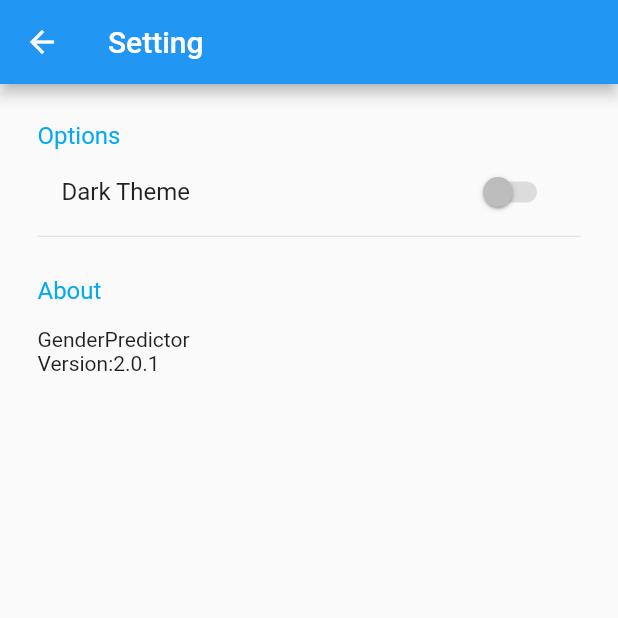
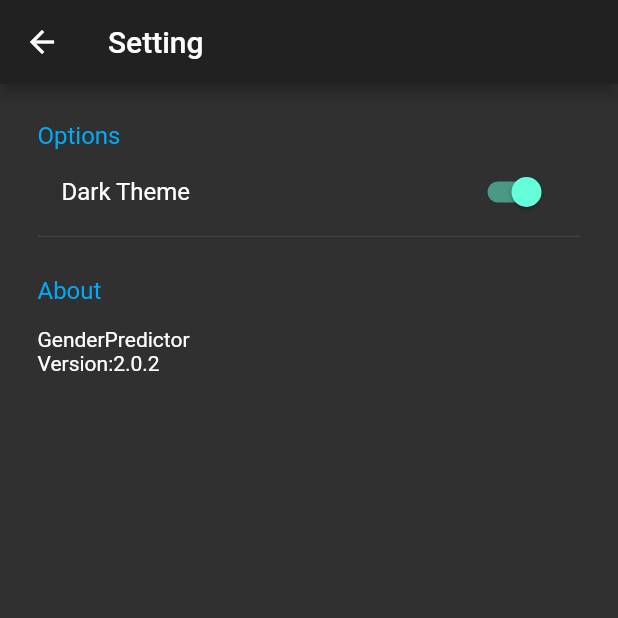
Before and after one commit to imkiller32/Gender_Prediction, a Flutter app: the screen it shows after launch, after a tap on the "settings" icon, on a phone screen of 412 x 824 dp, the top half of it. Run offline on Flutter 3.47's test engine with Material 2 defaults, Android fonts, the phone set to English and light mode, and no system bars; our stand-ins replace fluttertoast.

Commit message:
Dark Theme Fixed Uploaded On Play Store As version2.0.2 and with a BuildVersionCode=5

```diff
--- a/lib/main.dart
+++ b/lib/main.dart
@@ -1,5 +1,7 @@
 import 'package:flutter/material.dart';
 import 'package:flutter/services.dart';
+import 'package:gender_prediction/theme.dart';
+import 'package:provider/provider.dart';
 import 'home_page.dart';
 
 void main() {
@@ -10,12 +12,24 @@ class MyApp extends StatelessWidget {
   @override
   Widget build(BuildContext context) {
     SystemChrome.setPreferredOrientations([
-        DeviceOrientation.portraitUp,
-        DeviceOrientation.portraitDown,
-      ]);
+      DeviceOrientation.portraitUp,
+      DeviceOrientation.portraitDown,
+    ]);
+    return ChangeNotifierProvider<ThemeChanger>(
+      builder: (_) => ThemeChanger(ThemeData.dark()),
+      child: new MaterialAppWithTheme(),
+    );
+  }
+}
+
+class MaterialAppWithTheme extends StatelessWidget {
+  @override
+  Widget build(BuildContext context) {
+    final theme = Provider.of<ThemeChanger>(context);
     return MaterialApp(
       debugShowCheckedModeBanner: false,
       home: HomeScreen(),
+      theme: theme.getTheme(),
     );
   }
 }
--- a/lib/module.dart
+++ b/lib/module.dart
@@ -13,4 +13,4 @@ class Module {
   }
 }
 
-Module module = Module(false);
+Module module = Module(true);
--- a/lib/settings.dart
+++ b/lib/settings.dart
@@ -1,4 +1,6 @@
 import 'package:flutter/material.dart';
+import 'package:gender_prediction/theme.dart';
+import 'package:provider/provider.dart';
 import 'module.dart';
 
 void main() => runApp(Setting());
@@ -25,6 +27,7 @@ class _SettingPageState extends State<SettingPage> {
 
   @override
   Widget build(BuildContext context) {
+    ThemeChanger _themeChanger = Provider.of<ThemeChanger>(context);
     return SingleChildScrollView(
       child: Container(
         child: Padding(
@@ -40,8 +43,17 @@ class _SettingPageState extends State<SettingPage> {
               ListTile(
                 title: Text('Dark Theme'),
                 trailing: Switch(
-                  value: false,
-                  onChanged: null,
+                  value: darkTheme,
+                  onChanged: (value) {
+                    setState(() {
+                      module.setTheme(value);
+                      darkTheme = module.getTheme();
+                      if (value == true)
+                        _themeChanger.setTheme(ThemeData.dark());
+                      else
+                        _themeChanger.setTheme(ThemeData.light());
+                    });
+                  },
                 ),
               ),
               Divider(
@@ -58,7 +70,7 @@ class _SettingPageState extends State<SettingPage> {
                 padding: EdgeInsets.only(top: 15.0),
               ),
               Text('GenderPredictor'),
-              Text('Version:2.0.1'),
+              Text('Version:2.0.2'),
             ],
           ),
         ),
--- /dev/null
+++ b/lib/theme.dart
@@ -0,0 +1,11 @@
+import 'package:flutter/material.dart';
+
+class ThemeChanger with ChangeNotifier {
+  ThemeData _themeData;
+  ThemeChanger(this._themeData);
+  getTheme() => _themeData;
+  setTheme(ThemeData theme) {
+    _themeData = theme;
+    notifyListeners();
+  }
+}
--- a/pubspec.yaml
+++ b/pubspec.yaml
@@ -11,7 +11,7 @@ description: A new Flutter project.
 # In iOS, build-name is used as CFBundleShortVersionString while build-number used as CFBundleVersion.
 # Read more about iOS versioning at
 # https://developer.apple.com/library/archive/documentation/General/Reference/InfoPlistKeyReference/Articles/CoreFoundationKeys.html
-version: 3.0.0+1
+version: 3.0.0+2
 
 environment:
   sdk: ">=2.2.2 <3.0.0"
@@ -25,6 +25,7 @@ dependencies:
   cupertino_icons: ^0.1.2
   http: ^0.12.0
   fluttertoast: ^3.1.0
+  provider:
 
 dev_dependencies:
   flutter_test:
```
Also changed, not shown: pubspec.lock, 1 other file.
